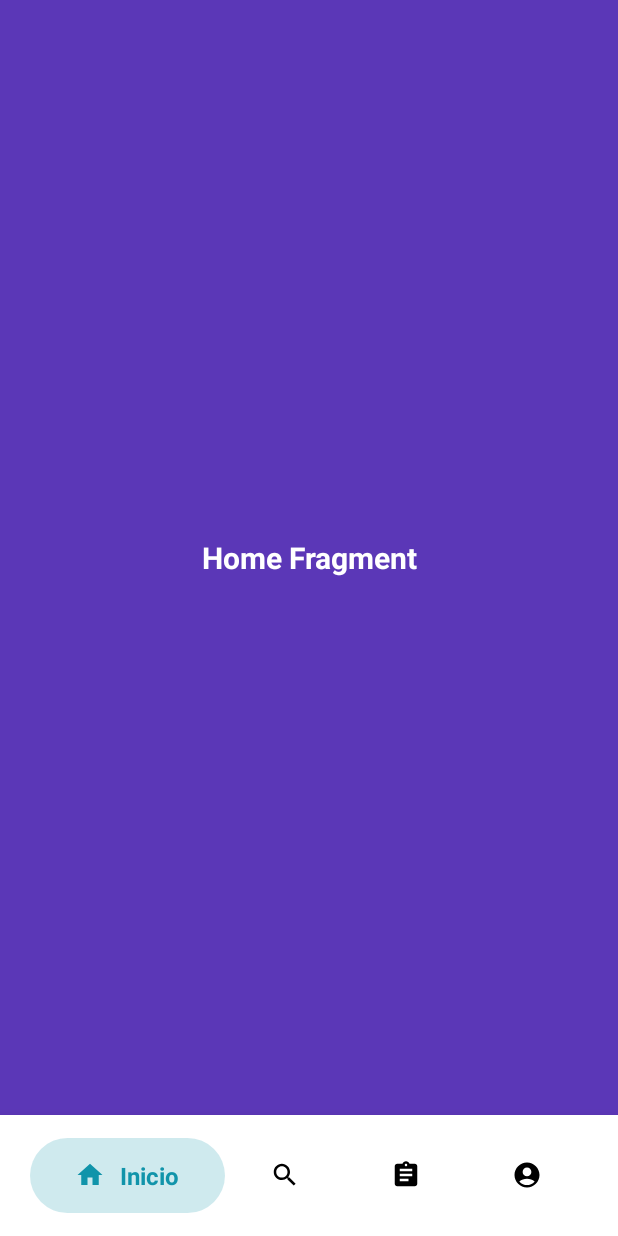
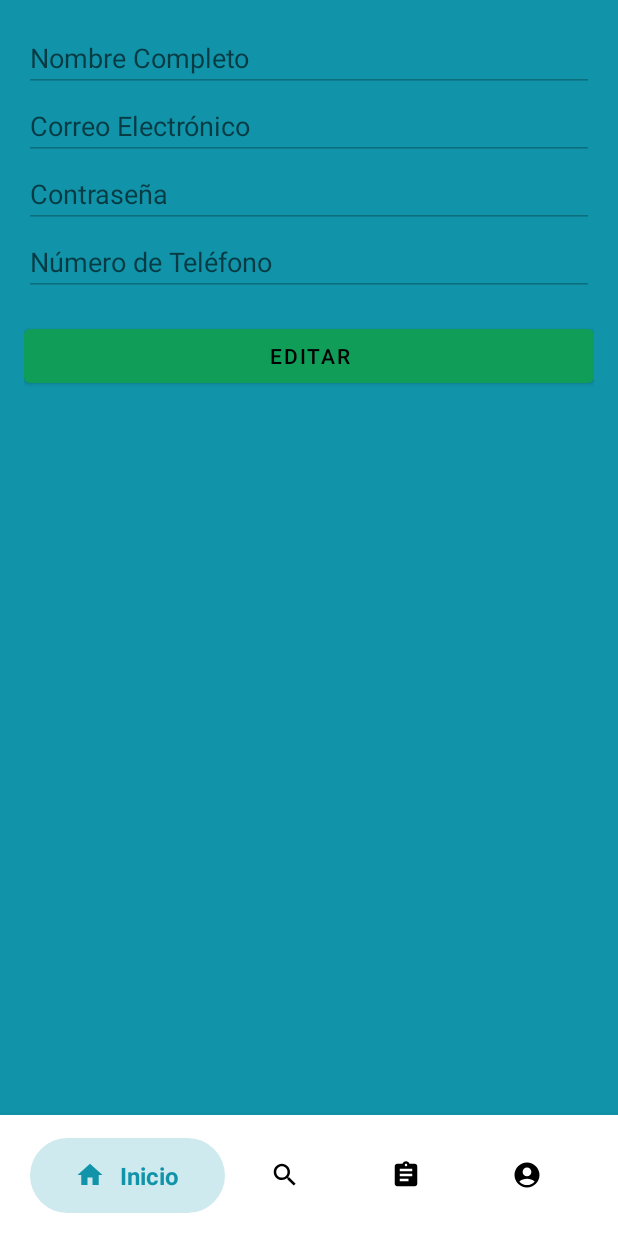
Before and after one commit to oscardzz/TFG, an Android app: the fragment AccountFragment placed in its activity, on a phone screen of 412 x 824 dp. Run offline under Robolectric (Android 15) with nearby library versions, the phone set to English and light mode, and no system bars; our stand-ins replace Firebase (no records; nobody signed in at launch, a user with empty details on screens opened directly).

Commit message:
mi cuenta para editar datos y actualizarlos

```diff
--- a/app/src/main/java/com/example/tfg/AccountFragment.java
+++ b/app/src/main/java/com/example/tfg/AccountFragment.java
@@ -1,47 +1,40 @@
 package com.example.tfg;
 
 import android.os.Bundle;
-
+import androidx.annotation.NonNull;
+import androidx.annotation.Nullable;
 import androidx.fragment.app.Fragment;
 
 import android.view.LayoutInflater;
 import android.view.View;
 import android.view.ViewGroup;
+import android.widget.Button;
+import android.widget.EditText;
+import android.widget.Toast;
 
-/**
- * A simple {@link Fragment} subclass.
- * Use the {@link AccountFragment#newInstance} factory method to
- * create an instance of this fragment.
- */
+import com.google.firebase.database.DataSnapshot;
+import com.google.firebase.database.DatabaseError;
+import com.google.firebase.database.DatabaseReference;
+import com.google.firebase.database.FirebaseDatabase;
+import com.google.firebase.database.ValueEventListener;
+
 public class AccountFragment extends Fragment {
 
-    // TODO: Rename parameter arguments, choose names that match
-    // the fragment initialization parameters, e.g. ARG_ITEM_NUMBER
-    private static final String ARG_PARAM1 = "param1";
-    private static final String ARG_PARAM2 = "param2";
+    private static final String ARG_USER_ID = "usuario";
+    private String userId;
 
-    // TODO: Rename and change types of parameters
-    private String mParam1;
-    private String mParam2;
+    private EditText fullnameEditText, emailEditText, passwordEditText, phoneEditText;
+    private Button editButton, updateButton;
+    private DatabaseReference userRef;
 
     public AccountFragment() {
         // Required empty public constructor
     }
 
-    /**
-     * Use this factory method to create a new instance of
-     * this fragment using the provided parameters.
-     *
-     * @param param1 Parameter 1.
-     * @param param2 Parameter 2.
-     * @return A new instance of fragment AccountFragment.
-     */
-    // TODO: Rename and change types and number of parameters
-    public static AccountFragment newInstance(String param1, String param2) {
+    public static AccountFragment newInstance(String userId) {
         AccountFragment fragment = new AccountFragment();
         Bundle args = new Bundle();
-        args.putString(ARG_PARAM1, param1);
-        args.putString(ARG_PARAM2, param2);
+        args.putString(ARG_USER_ID, userId);
         fragment.setArguments(args);
         return fragment;
     }
@@ -50,15 +43,87 @@ public class AccountFragment extends Fragment {
     public void onCreate(Bundle savedInstanceState) {
         super.onCreate(savedInstanceState);
         if (getArguments() != null) {
-            mParam1 = getArguments().getString(ARG_PARAM1);
-            mParam2 = getArguments().getString(ARG_PARAM2);
+            userId = getArguments().getString(ARG_USER_ID);
         }
     }
 
+    @Nullable
     @Override
-    public View onCreateView(LayoutInflater inflater, ViewGroup container,
-                             Bundle savedInstanceState) {
-        // Inflate the layout for this fragment
-        return inflater.inflate(R.layout.fragment_account, container, false);
+    public View onCreateView(@NonNull LayoutInflater inflater, @Nullable ViewGroup container, @Nullable Bundle savedInstanceState) {
+        View view = inflater.inflate(R.layout.fragment_account, container, false);
+
+        fullnameEditText = view.findViewById(R.id.fullname);
+        emailEditText = view.findViewById(R.id.email);
+        passwordEditText = view.findViewById(R.id.password);
+        phoneEditText = view.findViewById(R.id.phone);
+        editButton = view.findViewById(R.id.editButton);
+        updateButton = view.findViewById(R.id.updateButton);
+        // Obtener referencia de la base de datos del usuario actual
+        userRef = FirebaseDatabase.getInstance().getReference().child("usuarios").child(userId);
+
+        loadUserData();
+
+        editButton.setOnClickListener(new View.OnClickListener() {
+            @Override
+            public void onClick(View v) {
+                enableEditing(true);
+            }
+        });
+
+        updateButton.setOnClickListener(new View.OnClickListener() {
+            @Override
+            public void onClick(View v) {
+                updateUserData();
+            }
+        });
+
+        return view;
+    }
+
+    private void loadUserData() {
+        userRef.addListenerForSingleValueEvent(new ValueEventListener() {
+            @Override
+            public void onDataChange(@NonNull DataSnapshot snapshot) {
+                if (snapshot.exists()) {
+                    String fullname = snapshot.child("fullname").getValue(String.class);
+                    String email = snapshot.child("email").getValue(String.class);
+                    String password = snapshot.child("password").getValue(String.class);
+                    String phone = snapshot.child("phone").getValue(String.class);
+
+                    fullnameEditText.setText(fullname);
+                    emailEditText.setText(email);
+                    passwordEditText.setText(password);
+                    phoneEditText.setText(phone);
+                }
+            }
+
+            @Override
+            public void onCancelled(@NonNull DatabaseError error) {
+                Toast.makeText(getActivity(), "Error al cargar los datos del usuario", Toast.LENGTH_SHORT).show();
+            }
+        });
+    }
+
+    private void enableEditing(boolean enable) {
+        fullnameEditText.setEnabled(enable);
+        emailEditText.setEnabled(enable);
+        passwordEditText.setEnabled(enable);
+        phoneEditText.setEnabled(enable);
+        updateButton.setVisibility(enable ? View.VISIBLE : View.GONE);
+    }
+
+    private void updateUserData() {
+        String newFullname = fullnameEditText.getText().toString();
+        String newEmail = emailEditText.getText().toString();
+        String newPassword = passwordEditText.getText().toString();
+        String newPhone = phoneEditText.getText().toString();
+
+        userRef.child("fullname").setValue(newFullname);
+        userRef.child("email").setValue(newEmail);
+        userRef.child("password").setValue(newPassword);
+        userRef.child("phone").setValue(newPhone);
+
+        Toast.makeText(getActivity(), "Datos actualizados", Toast.LENGTH_SHORT).show();
+        enableEditing(false);
     }
 }
--- a/app/src/main/res/layout/fragment_account.xml
+++ b/app/src/main/res/layout/fragment_account.xml
@@ -1,18 +1,56 @@
 <?xml version="1.0" encoding="utf-8"?>
-<FrameLayout xmlns:android="http://schemas.android.com/apk/res/android"
-    xmlns:tools="http://schemas.android.com/tools"
+<LinearLayout xmlns:android="http://schemas.android.com/apk/res/android"
     android:layout_width="match_parent"
     android:layout_height="match_parent"
-    android:background="@color/account"
-    tools:context=".AccountFragment">
+    android:orientation="vertical"
+    android:padding="16dp">
 
-    <TextView
+    <EditText
+        android:id="@+id/fullname"
         android:layout_width="match_parent"
-        android:layout_height="match_parent"
-        android:gravity="center"
-        android:text="Home Fragment"
-        android:textColor="#FFFFFF"
-        android:textStyle="bold"
-        android:textSize="20sp"/>
+        android:layout_height="wrap_content"
+        android:hint="Nombre Completo"
+        android:enabled="false"
+        android:maxLines="1" />
 
-</FrameLayout>
+    <EditText
+        android:id="@+id/email"
+        android:layout_width="match_parent"
+        android:layout_height="wrap_content"
+        android:hint="Correo Electrónico"
+        android:enabled="false"
+        android:maxLines="1" />
+
+    <EditText
+        android:id="@+id/password"
+        android:layout_width="match_parent"
+        android:layout_height="wrap_content"
+        android:hint="Contraseña"
+        android:inputType="textPassword"
+        android:enabled="false"
+        android:maxLines="1" />
+
+    <EditText
+        android:id="@+id/phone"
+        android:layout_width="match_parent"
+        android:layout_height="wrap_content"
+        android:hint="Número de Teléfono"
+        android:enabled="false"
+        android:inputType="phone"
+        android:maxLines="1" />
+
+    <Button
+        android:id="@+id/editButton"
+        android:layout_width="match_parent"
+        android:layout_height="wrap_content"
+        android:text="Editar"
+        android:layout_marginTop="16dp" />
+
+    <Button
+        android:id="@+id/updateButton"
+        android:layout_width="match_parent"
+        android:layout_height="wrap_content"
+        android:text="Actualizar"
+        android:visibility="gone"
+        android:layout_marginTop="16dp" />
+</LinearLayout>
```
Also changed, not shown: app/src/main/java/com/example/tfg/HomeActivity.java (+26 -44 lines), app/src/main/java/com/example/tfg/LoginActivity.java (+9 -26 lines).
